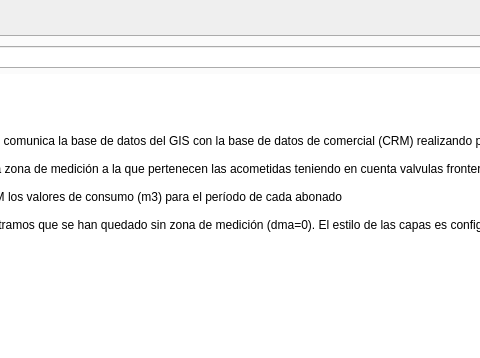
The window that ui/crm_trace.ui (Giswater/giswater_qgis_plugin) describes before a commit, drawn with Qt 5; both pictures show x 195 to 675 and y 0 to 358 of the 1079 by 454 pixel window.
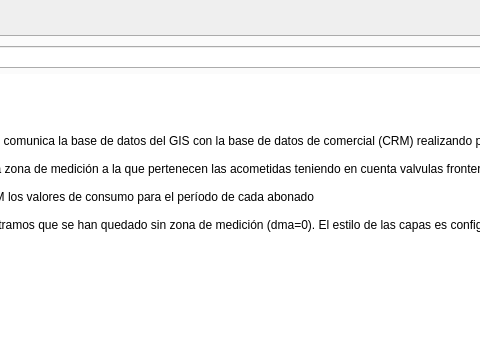
The same window after the commit.

Commit message: Update crm_trace form

```diff
--- a/ui/crm_trace.ui
+++ b/ui/crm_trace.ui
@@ -55,7 +55,7 @@
 
 PASO 1: Se updatea en CRM la zona de medición a la que pertenecen las acometidas teniendo en cuenta valvulas frontera y caudalimetros.
 
-PASO 2: Se capturan en el CRM los valores de consumo (m3) para el período de cada abonado
+PASO 2: Se capturan en el CRM los valores de consumo para el período de cada abonado
 
 El proceso carga acometidas y tramos que se han quedado sin zona de medición (dma=0). El estilo de las capas es configurable mediante un archivo de estilo de QGIS  (*.qml) en el formulario de config.</string>
          </property>
```
